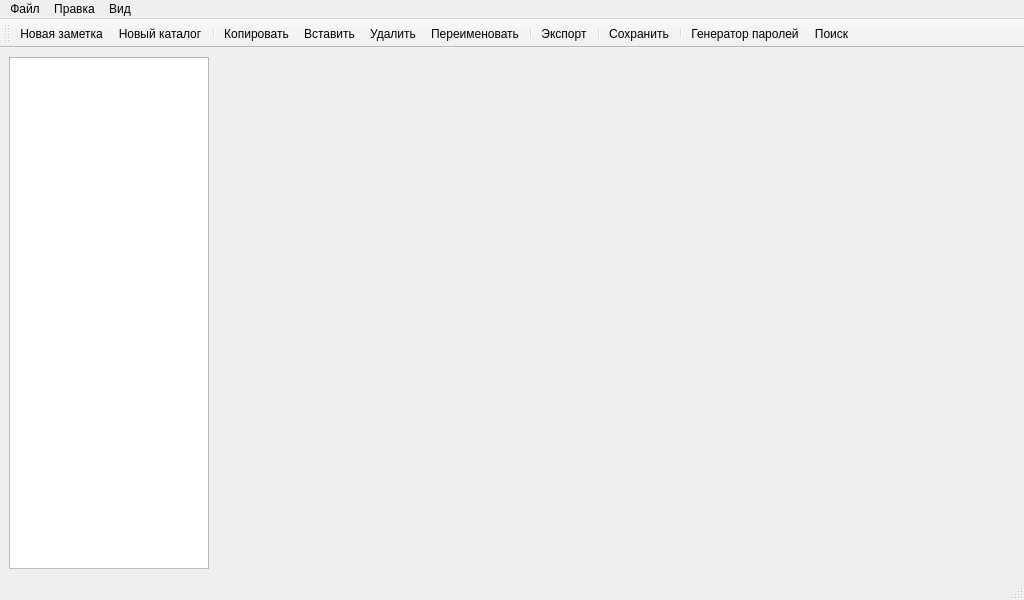
Zverinus/organizer, file Organizer/mainwindow.ui: the form before one commit.
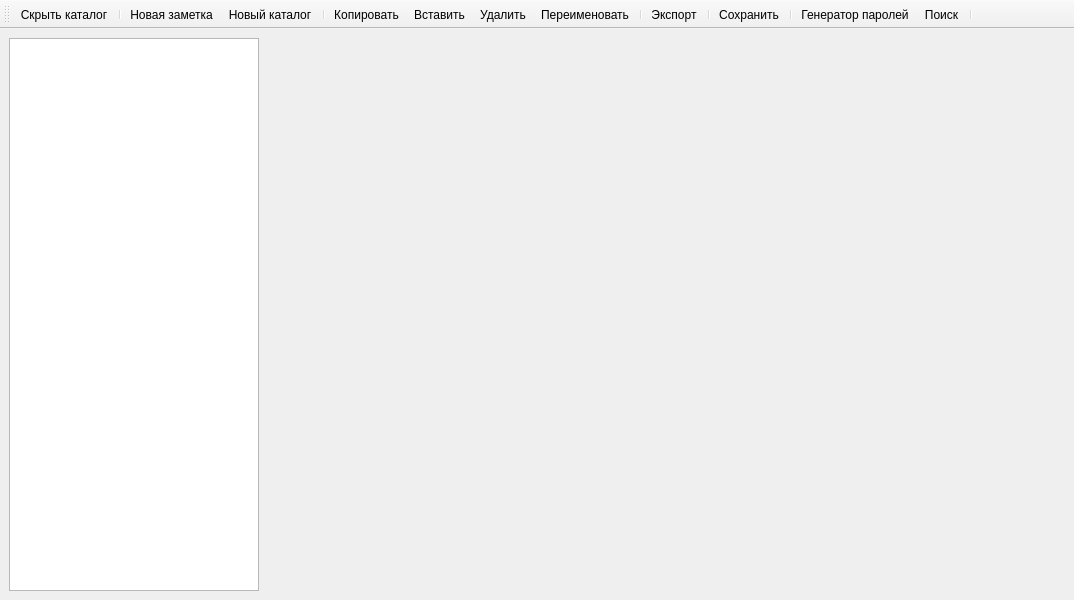
The form after the commit. Icons and pictures are not drawn.

```diff
--- a/Organizer/mainwindow.ui
+++ b/Organizer/mainwindow.ui
@@ -6,7 +6,7 @@
    <rect>
     <x>0</x>
     <y>0</y>
-    <width>1024</width>
+    <width>1074</width>
     <height>600</height>
    </rect>
   </property>
@@ -51,6 +51,15 @@
     </item>
     <item row="0" column="0">
      <widget class="QTreeWidget" name="treeWidget">
+      <property name="enabled">
+       <bool>true</bool>
+      </property>
+      <property name="minimumSize">
+       <size>
+        <width>250</width>
+        <height>0</height>
+       </size>
+      </property>
       <property name="maximumSize">
        <size>
         <width>600</width>
@@ -69,35 +78,6 @@
     </item>
    </layout>
   </widget>
-  <widget class="QMenuBar" name="menubar">
-   <property name="geometry">
-    <rect>
-     <x>0</x>
-     <y>0</y>
-     <width>1024</width>
-     <height>22</height>
-    </rect>
-   </property>
-   <widget class="QMenu" name="menu">
-    <property name="title">
-     <string>Файл</string>
-    </property>
-   </widget>
-   <widget class="QMenu" name="menu_2">
-    <property name="title">
-     <string>Правка</string>
-    </property>
-   </widget>
-   <widget class="QMenu" name="menu_3">
-    <property name="title">
-     <string>Вид</string>
-    </property>
-   </widget>
-   <addaction name="menu"/>
-   <addaction name="menu_2"/>
-   <addaction name="menu_3"/>
-  </widget>
-  <widget class="QStatusBar" name="statusbar"/>
   <widget class="QToolBar" name="toolBar">
    <property name="windowTitle">
     <string>toolBar</string>
@@ -108,6 +88,8 @@
    <attribute name="toolBarBreak">
     <bool>false</bool>
    </attribute>
+   <addaction name="hide"/>
+   <addaction name="separator"/>
    <addaction name="newNote"/>
    <addaction name="newFolder"/>
    <addaction name="separator"/>
@@ -122,6 +104,7 @@
    <addaction name="separator"/>
    <addaction name="password"/>
    <addaction name="search"/>
+   <addaction name="separator"/>
   </widget>
   <action name="newNote">
    <property name="icon">
@@ -252,6 +235,24 @@
     <enum>QAction::NoRole</enum>
    </property>
   </action>
+  <action name="hide">
+   <property name="checkable">
+    <bool>true</bool>
+   </property>
+   <property name="icon">
+    <iconset resource="images.qrc">
+     <normaloff>:/images/icons/hide.png</normaloff>:/images/icons/hide.png</iconset>
+   </property>
+   <property name="text">
+    <string>Скрыть каталог</string>
+   </property>
+   <property name="toolTip">
+    <string>Скрыть каталог</string>
+   </property>
+   <property name="menuRole">
+    <enum>QAction::NoRole</enum>
+   </property>
+  </action>
  </widget>
  <resources>
   <include location="images.qrc"/>
```
